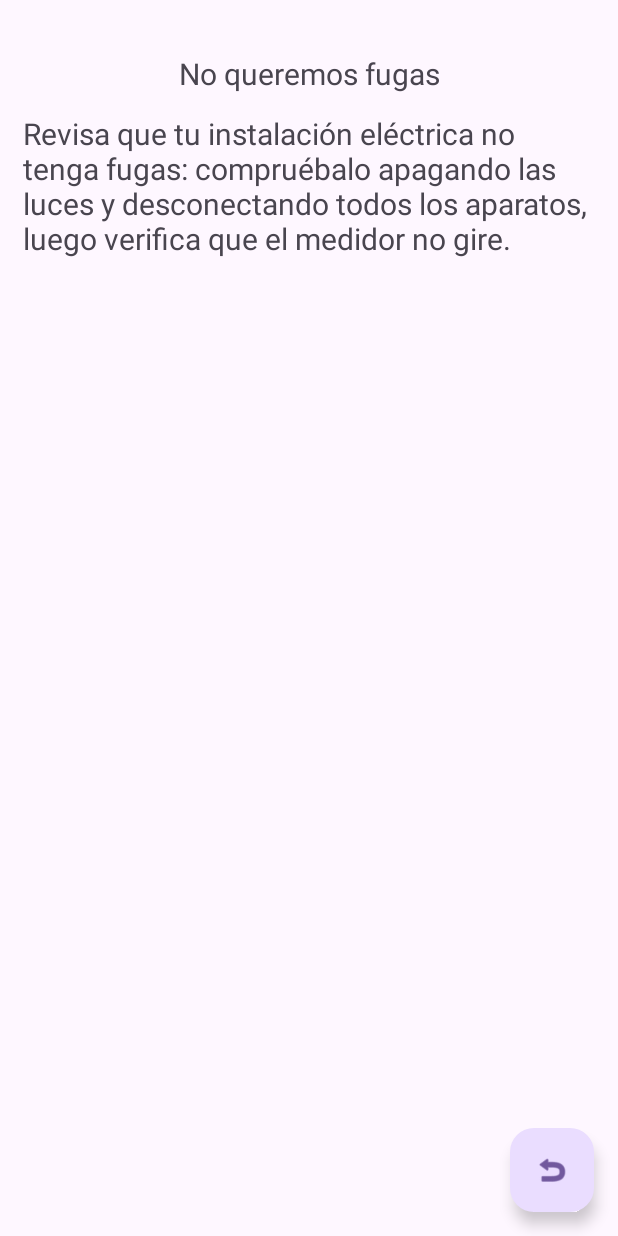
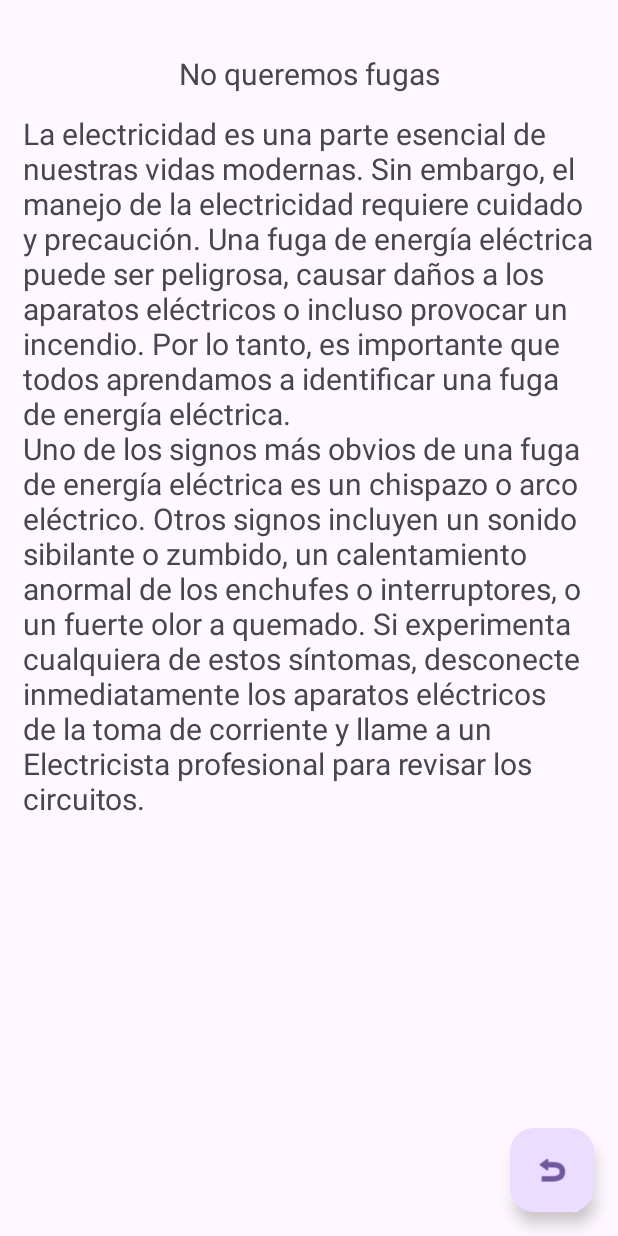
Before and after one commit to CarlosCruz1503/Electricua, an Android app built with Jetpack Compose: the DashboardFragment screen opened through its navigation route, after a tap on "No queremos fugas", on a phone screen of 412 x 824 dp. Run offline under Robolectric (Android 15) with nearby library versions, the phone set to English and light mode, and no system bars; our stand-ins replace navigation-ui.

Commit message:
final commit

```diff
--- a/app/src/main/java/com/example/panelcontrol/Tips.kt
+++ b/app/src/main/java/com/example/panelcontrol/Tips.kt
@@ -50,10 +50,10 @@ class Tips : Fragment() {
 //        val packageName = this.packageName
         // Asignar el valor del prompt al TextView
 
-        val textView = root.findViewById<TextView>(R.id.textView10)
+//        val textView = root.findViewById<TextView>(R.id.textView10)
 //        val imageView = root.findViewById<ImageView>(R.id.imageView8)
         titleView.text = text
-        textView.text = descripcion
+//        textView.text = descripcion
         val tableRow: TableRow = root.findViewById(R.id.tableRow)
 
         tableRow.isClickable = true;
--- a/app/src/main/java/com/example/panelcontrol/ui/dashboard/DashboardFragment.kt
+++ b/app/src/main/java/com/example/panelcontrol/ui/dashboard/DashboardFragment.kt
@@ -43,14 +43,41 @@ class DashboardFragment : Fragment() {
         var tip2 : Map<String, Any> = mapOf()
         var tip3 : Map<String, Any> = mapOf()
         var tip4 : Map<String, Any> = mapOf()
-        tip1 = mutableMapOf("Title" to "Bombillas, mejor LED", "Text" to "Reemplaza tus bombillas halógenas por unas bombillas LED de bajo consumo.", "Image" to "https://www.google.com/url?sa=i&url=https%3A%2F%2Fas.com%2Fdiarioas%2F2021%2F11%2F07%2Factualidad%2F1636286127_006870.html&psig=AOvVaw37Lmd4UXyBmdAUunbNilU6&ust=1719864480259000&source=images&cd=vfe&opi=89978449&ved=0CBEQjRxqFwoTCLDKws2QhIcDFQAAAAAdAAAAABAD")
-        tip2 = mutableMapOf("Title" to "Cuidado con que dejas prendido", "Text" to "Si tienes ventilador o aire acondicionado en tu colegio o en tu hogar apágalo cuando salgas.", "Image" to "https://www.google.com/url?sa=i&url=https%3A%2F%2Fas.com%2Fdiarioas%2F2021%2F11%2F07%2Factualidad%2F1636286127_006870.html&psig=AOvVaw37Lmd4UXyBmdAUunbNilU6&ust=1719864480259000&source=images&cd=vfe&opi=89978449&ved=0CBEQjRxqFwoTCLDKws2QhIcDFQAAAAAdAAAAABAD")
-        tip3 = mutableMapOf("Title" to "Tu refri", "Text" to "Asegúrate que tu refrigerador tenga la etiqueta de eficiencia energética y sus empaques aíslen correctamente la temperatura.", "Image" to "https://www.google.com/url?sa=i&url=https%3A%2F%2Fas.com%2Fdiarioas%2F2021%2F11%2F07%2Factualidad%2F1636286127_006870.html&psig=AOvVaw37Lmd4UXyBmdAUunbNilU6&ust=1719864480259000&source=images&cd=vfe&opi=89978449&ved=0CBEQjRxqFwoTCLDKws2QhIcDFQAAAAAdAAAAABAD")
-        tip4 = mutableMapOf("Title" to "No queremos fugas", "Text" to "Revisa que tu instalación eléctrica no tenga fugas: compruébalo apagando las luces y desconectando todos los aparatos, luego verifica que el medidor no gire.", "Image" to "https://www.google.com/url?sa=i&url=https%3A%2F%2Fas.com%2Fdiarioas%2F2021%2F11%2F07%2Factualidad%2F1636286127_006870.html&psig=AOvVaw37Lmd4UXyBmdAUunbNilU6&ust=1719864480259000&source=images&cd=vfe&opi=89978449&ved=0CBEQjRxqFwoTCLDKws2QhIcDFQAAAAAdAAAAABAD")
+        var tip5 : Map<String, Any> = mapOf()
+        var tip6 : Map<String, Any> = mapOf()
+        tip1 = mutableMapOf("Title" to "Bombillas, mejor LED", "Text" to "Las bombillas led tienen una vida útil de entre 20.000 y 50.000 horas. Mientras que, las bombillas tradicionales unas 2.000 horas por lo que son cambiadas con menor frecuencia lo cual se traduce en ahorro económico y energético. No emiten rayos ultravioleta ni rayos infrarrojos, y apenas producen pérdida de calor. No contaminan pues no contienen mercurio ni tungsteno y además son reciclables.\n" +
+                "\n" +
+                "Esto representa otro aspecto a mediano plazo, ya que el mantenimiento de estas bombillas led es mínimo. Aunque es probable que el precio inicial del proyecto de iluminación sea más alto que en la iluminación tradicional, a largo plazo, el beneficio es inminente y para el medio ambiente lo es aún más. Existen infinidad de diseños de luces led, apliques de pared, focos led, lámparas de techo y demás aplicaciones led, para crear todo tipo de ambientes. Pueden aplicarse en la iluminación de cualquier espacio bien sea interior o exterior y además con los estilos de preferencia.\n" +
+                "\n"
+               , "Image" to "https://www.google.com/url?sa=i&url=https%3A%2F%2Fas.com%2Fdiarioas%2F2021%2F11%2F07%2Factualidad%2F1636286127_006870.html&psig=AOvVaw37Lmd4UXyBmdAUunbNilU6&ust=1719864480259000&source=images&cd=vfe&opi=89978449&ved=0CBEQjRxqFwoTCLDKws2QhIcDFQAAAAAdAAAAABAD")
+        tip2 = mutableMapOf("Title" to "Cuidado con que dejas prendido", "Text" to "Sitios web especializados en tecnología como CNET y TechRadar sugieren esta práctica como una forma efectiva de reducir el consumo de energía. Según sus análisis, desconectar la nevera durante períodos de ausencia prolongada puede disminuir significativamente el gasto energético.\n" +
+                "\n" +
+                "Un estudio reciente realizado por el Instituto de Investigación en Energía de la Universidad Nacional Autónoma de México respalda esta idea. Encontró que desconectar la nevera durante ocho horas al día, puede reducir el consumo de energía en un 20%. Esto se traduce en un ahorro notable en la factura eléctrica a lo largo del tiempo.\n" +
+                "\n" +
+                "Cómo afecta esta práctica a la conservación de los alimentos en el refrigerador\n" +
+                "Contrariamente a lo que se podría pensar, los expertos aseguran que desconectar la nevera durante cortos períodos de tiempo no afecta significativamente la calidad ni la frescura de los alimentos almacenados.", "Image" to "https://www.google.com/url?sa=i&url=https%3A%2F%2Fas.com%2Fdiarioas%2F2021%2F11%2F07%2Factualidad%2F1636286127_006870.html&psig=AOvVaw37Lmd4UXyBmdAUunbNilU6&ust=1719864480259000&source=images&cd=vfe&opi=89978449&ved=0CBEQjRxqFwoTCLDKws2QhIcDFQAAAAAdAAAAABAD")
+        tip3 = mutableMapOf("Title" to "Tu refri", "Text" to "Antes de comenzar a explicar el nuevo etiquetado energético europeo, es fundamental que comprendamos qué es y por qué es tan importante para nuestro hogar escoger los electrodomésticos, en este caso neveras, más eficientes. \n" +
+                "\n" +
+                "\n" +
+                "Atendiendo a la información publicada por la Organización de Consumidores y Usuarios (OCU) sobre las nuevas etiquetas de eficiencia energética: desde marzo de 2021 entra en vigor una nueva calificación energética más simple para electrodomésticos como lavadoras, lavasecadoras, frigoríficos o todo tipo de pantallas. En 2022 se incorporaron a este nuevo etiquetado aires acondicionados y también las secadoras. \n" +
+                "\n" +
+                "\n" +
+                "Las etiquetas energéticas son pegatinas o adhesivos que te indican la clasificación energética del electrodoméstico según una escala de consumo. Estas etiquetas aportan una información fundamental a los consumidores, ya que gracias a ellas podemos conocer cuáles son los modelos que menos energía consumen y por tanto, son más eficientes energéticamente. ", "Image" to "https://www.google.com/url?sa=i&url=https%3A%2F%2Fas.com%2Fdiarioas%2F2021%2F11%2F07%2Factualidad%2F1636286127_006870.html&psig=AOvVaw37Lmd4UXyBmdAUunbNilU6&ust=1719864480259000&source=images&cd=vfe&opi=89978449&ved=0CBEQjRxqFwoTCLDKws2QhIcDFQAAAAAdAAAAABAD")
+        tip4 = mutableMapOf("Title" to "No queremos fugas", "Text" to "La electricidad es una parte esencial de nuestras vidas modernas. Sin embargo, el manejo de la electricidad requiere cuidado y precaución. Una fuga de energía eléctrica puede ser peligrosa, causar daños a los aparatos eléctricos o incluso provocar un incendio. Por lo tanto, es importante que todos aprendamos a identificar una fuga de energía eléctrica. \n" +
+                "Uno de los signos más obvios de una fuga de energía eléctrica es un chispazo o arco eléctrico. Otros signos incluyen un sonido sibilante o zumbido, un calentamiento anormal de los enchufes o interruptores, o un fuerte olor a quemado. Si experimenta cualquiera de estos síntomas, desconecte inmediatamente los aparatos eléctricos de la toma de corriente y llame a un Electricista profesional para revisar los circuitos. ", "Image" to "https://www.google.com/url?sa=i&url=https%3A%2F%2Fas.com%2Fdiarioas%2F2021%2F11%2F07%2Factualidad%2F1636286127_006870.html&psig=AOvVaw37Lmd4UXyBmdAUunbNilU6&ust=1719864480259000&source=images&cd=vfe&opi=89978449&ved=0CBEQjRxqFwoTCLDKws2QhIcDFQAAAAAdAAAAABAD")
+        tip5 = mutableMapOf("Title" to "Revisa las luces", "Text" to "En Brasil, quienes tienen un poco más de edad recuerdan la irónica pregunta que se ha convertido en un refrán en los hogares del país: \"¿Eres miembro de Light?\" Esta referencia a la compañía eléctrica se hacía a quienes olvidaban apagar las luces. Expresiones similares se repiten en toda América Latina.\n" +
+                "\n" +
+                "Esta sencilla frase contiene uno de los consejos de oro para ahorrar energía en casa: apagar las luces al salir de la habitación. ", "Image" to "https://www.google.com/url?sa=i&url=https%3A%2F%2Fas.com%2Fdiarioas%2F2021%2F11%2F07%2Factualidad%2F1636286127_006870.html&psig=AOvVaw37Lmd4UXyBmdAUunbNilU6&ust=1719864480259000&source=images&cd=vfe&opi=89978449&ved=0CBEQjRxqFwoTCLDKws2QhIcDFQAAAAAdAAAAABAD")
+        tip6 = mutableMapOf("Title" to "Realizar duchas más rápidas ", "Text" to "Cuanto menos tiempo esté encendida una ducha eléctrica, menos energía consume. Para ahorrar energía, lo ideal son las duchas más rápidas y menos calientes. \n" +
+                "\n" +
+                "Otra posibilidad es instalar un sistema de calentamiento del agua mediante luz solar. Según el Atlas de la EPE, el uso de la energía solar en este aspecto, además de poder reducir el gasto total con energía, también ayuda a la reducción de las emisiones de gases de efecto invernadero por ser una fuente de energía limpia.  ", "Image" to "https://www.google.com/url?sa=i&url=https%3A%2F%2Fas.com%2Fdiarioas%2F2021%2F11%2F07%2Factualidad%2F1636286127_006870.html&psig=AOvVaw37Lmd4UXyBmdAUunbNilU6&ust=1719864480259000&source=images&cd=vfe&opi=89978449&ved=0CBEQjRxqFwoTCLDKws2QhIcDFQAAAAAdAAAAABAD")
         arrayOfTips.add(tip1)
+
         arrayOfTips.add(tip2)
         arrayOfTips.add(tip3)
         arrayOfTips.add(tip4)
+        arrayOfTips.add(tip5)
+//        arrayOfTips.add(tip6)
         val fragments = childFragmentManager.fragments
         if (fragments.isNotEmpty()) {
             val fragmentTransaction = childFragmentManager.beginTransaction()
--- a/app/src/main/res/layout/fragment_home.xml
+++ b/app/src/main/res/layout/fragment_home.xml
@@ -20,7 +20,8 @@
             android:layout_width="wrap_content"
 
             android:layout_height="wrap_content"
-            android:text="Cuantos kHm gastas mensualmente?" />
+            android:text="Cuantos kHm gastas mensualmente?"
+            android:textSize="20sp" />
 
         <EditText
             android:id="@+id/editTextText"
--- a/app/src/main/res/layout/fragment_tips.xml
+++ b/app/src/main/res/layout/fragment_tips.xml
@@ -38,28 +38,31 @@
 
             <LinearLayout
                 android:layout_width="match_parent"
-                android:layout_height="wrap_content"
+                android:layout_height="100dp"
+                android:layout_centerInParent="true"
+                android:layout_centerHorizontal="true"
+                android:gravity="center"
                 android:orientation="vertical">
 
                 <TextView
                     android:id="@+id/textView9"
                     android:layout_width="match_parent"
-                    android:layout_height="wrap_content"
-                    android:text="Text prueba"
+                    android:layout_height="match_parent"
                     android:layout_centerInParent="true"
                     android:layout_centerHorizontal="true"
                     android:gravity="center"
+                    android:text="Text prueba"
                     android:textSize="24sp" />
 
-                <TextView
-                    android:id="@+id/textView10"
-                    android:layout_width="match_parent"
-                    android:layout_height="wrap_content"
-                    android:text="Descripción de prueba"
-                    android:layout_centerInParent="true"
-                    android:layout_centerHorizontal="true"
-                    android:gravity="center"
-                    android:textSize="20sp" />
+                <!--                <TextView-->
+                <!--                    android:id="@+id/textView10"-->
+                <!--                    android:layout_width="match_parent"-->
+                <!--                    android:layout_height="wrap_content"-->
+
+                <!--                    android:layout_centerInParent="true"-->
+                <!--                    android:layout_centerHorizontal="true"-->
+                <!--                    android:gravity="center"-->
+                <!--                    android:textSize="20sp" />-->
 
 
             </LinearLayout>
```
